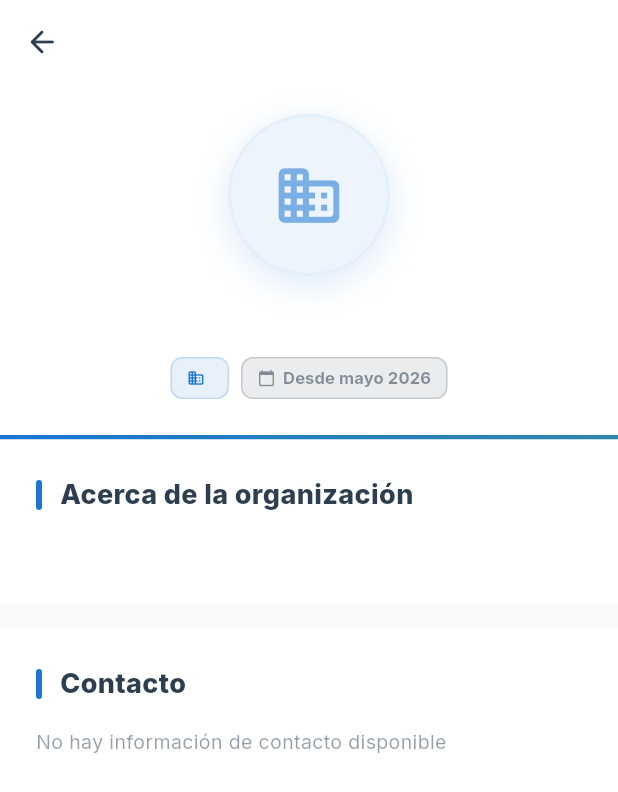
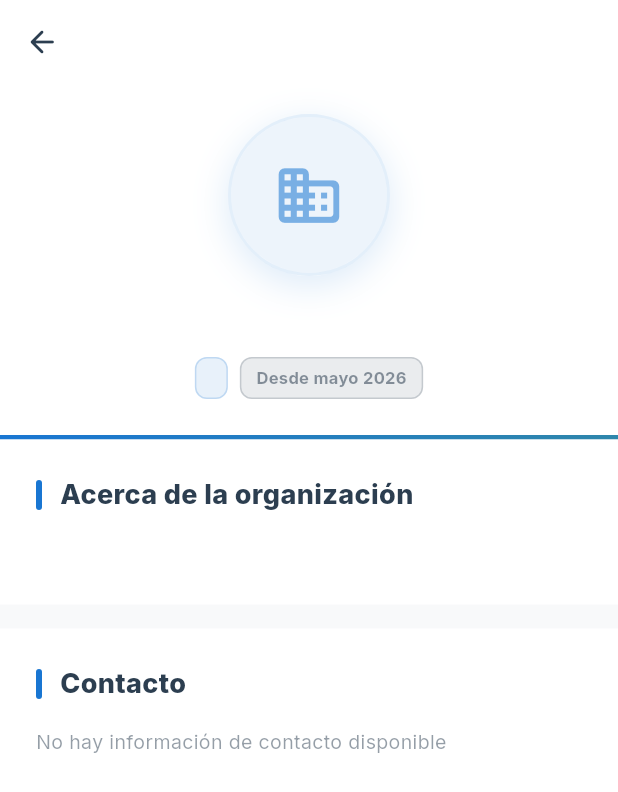
Before and after one commit to mequito3/ManosSolidarias-2.0, a Flutter app: the OrganizationDetailPage screen opened directly with empty values, on a phone screen of 412 x 824 dp. Shown: the top 792 px of the screen. Run offline on Flutter 3.47's test engine with Material 3 defaults, Android fonts, the phone set to English and light mode, and no system bars; our stand-ins replace flutter_animate, flutter_dotenv, flutter_map, geocoding, geolocator, google_fonts and 7 more; missing offline and left inert: saver_gallery; accounts and stored records are empty; network calls fail.

Commit message:
Organizaciones: quitados todos los iconos decorativos
Remueve iconos en card, hero, headers de seccion, chips, banner de
notificacion, dirreccion, boton maps, contact items y campana tile.
Reemplazos donde la layout colapsaba:
- Icono verified -> chip texto "Verificada" (verde tinted)
- Icono domain en pill -> solo el texto del tipo
- Icono location_on en card direccion -> label "DIRECCION" arriba
- Iconos phone/email/web en contact items -> CTA solido sin flecha

Conserva iconos funcionales (no decorativos):
- Logo fallback (Icons.business_rounded) cuando no hay imagen
- Back arrow del AppBar (navegacion)
- Image error placeholder en galeria
- Campaign thumbnail fallback

Co-Authored-By: Claude Opus 4.7 (1M context) <noreply@anthropic.com>

```diff
--- a/lib/pages/organization_detail_page.dart
+++ b/lib/pages/organization_detail_page.dart
@@ -104,12 +104,6 @@ class OrganizationDetailPage extends StatelessWidget {
                     ),
                     child: Row(
                       children: [
-                        Icon(
-                          Icons.business_rounded,
-                          color: AppColors.bluePrimary,
-                          size: 28,
-                        ),
-                        const SizedBox(width: 12),
                         Expanded(
                           child: Column(
                             crossAxisAlignment: CrossAxisAlignment.start,
@@ -146,13 +140,8 @@ class OrganizationDetailPage extends StatelessWidget {
                   // Logo grande con borde sutil + shadow
                   _buildLogo(),
                   const SizedBox(height: 16),
-                  // Nombre + verified inline
-                  Row(
-                    mainAxisAlignment: MainAxisAlignment.center,
-                    crossAxisAlignment: CrossAxisAlignment.center,
-                    children: [
-                      Flexible(
-                        child: Text(
+                  // Nombre (sin icono verified inline)
+                  Text(
                     organization.name,
                     textAlign: TextAlign.center,
                     style: const TextStyle(
@@ -163,19 +152,8 @@ class OrganizationDetailPage extends StatelessWidget {
                       letterSpacing: -0.3,
                     ),
                   ),
-                      ),
-                      if (organization.isVerified) ...[
-                        const SizedBox(width: 6),
-                        const Icon(
-                          Icons.verified_rounded,
-                          color: AppColors.bluePrimary,
-                          size: 22,
-                        ),
-                      ],
-                    ],
-                  ),
                   const SizedBox(height: 12),
-                  // Badges (tipo + miembro desde) — sutiles, tinte azul
+                  // Chips solo texto (tipo, verificada, miembro desde)
                   Wrap(
                     alignment: WrapAlignment.center,
                     spacing: 8,
@@ -183,13 +161,16 @@ class OrganizationDetailPage extends StatelessWidget {
                     children: [
                       if (organization.type != null)
                         _HeaderChip(
-                          icon: Icons.domain_rounded,
                           label: organization.type!,
                           color: AppColors.bluePrimary,
                         ),
+                      if (organization.isVerified)
+                        _HeaderChip(
+                          label: 'Verificada',
+                          color: AppColors.greenSuccess,
+                        ),
                       if (memberSince != null)
                         _HeaderChip(
-                          icon: Icons.calendar_today_rounded,
                           label: memberSince,
                           color: AppColors.darkText.withValues(alpha: 0.55),
                         ),
@@ -409,36 +390,19 @@ class OrganizationDetailPage extends StatelessWidget {
                         ),
                       ),
                       padding: const EdgeInsets.all(16),
-                      child: Row(
-                        children: [
-                          Container(
-                            width: 48,
-                            height: 48,
-                            decoration: BoxDecoration(
-                              color: AppColors.orangeAction.withValues(alpha: 0.15),
-                              shape: BoxShape.circle,
-                            ),
-                            child: const Icon(
-                              Icons.location_on_rounded,
-                              color: AppColors.orangeAction,
-                              size: 26,
-                            ),
-                          ),
-                          const SizedBox(width: 14),
-                          Expanded(
                       child: Column(
                         crossAxisAlignment: CrossAxisAlignment.start,
                         children: [
                           const Text(
-                                  'Dirección',
+                            'DIRECCIÓN',
                             style: TextStyle(
                               color: AppColors.orangeAction,
                               fontSize: 11,
-                                    fontWeight: FontWeight.w700,
-                                    letterSpacing: 0.4,
+                              fontWeight: FontWeight.w800,
+                              letterSpacing: 0.6,
                             ),
                           ),
-                                const SizedBox(height: 4),
+                          const SizedBox(height: 6),
                           Text(
                             organization.address!,
                             style: TextStyle(
@@ -451,16 +415,13 @@ class OrganizationDetailPage extends StatelessWidget {
                         ],
                       ),
                     ),
-                        ],
-                      ),
-                    ),
 
                     const SizedBox(height: 12),
 
-                    // Botón para abrir en Google Maps (CTA solido)
+                    // Botón para abrir en Google Maps (CTA solido sin icono)
                     SizedBox(
                       width: double.infinity,
-                      child: ElevatedButton.icon(
+                      child: ElevatedButton(
                         onPressed: () async {
                           final encoded =
                               Uri.encodeComponent(organization.address!);
@@ -470,15 +431,6 @@ class OrganizationDetailPage extends StatelessWidget {
                           await launchUrl(uri,
                               mode: LaunchMode.externalApplication);
                         },
-                        icon: const Icon(Icons.map_rounded, size: 18),
-                        label: const Text(
-                          'Abrir en Google Maps',
-                          style: TextStyle(
-                            fontSize: 14,
-                            fontWeight: FontWeight.w800,
-                            letterSpacing: 0.2,
-                          ),
-                        ),
                         style: ElevatedButton.styleFrom(
                           backgroundColor: AppColors.orangeAction,
                           foregroundColor: Colors.white,
@@ -488,6 +440,14 @@ class OrganizationDetailPage extends StatelessWidget {
                               AppColors.orangeAction.withValues(alpha: 0.30),
                           shape: RoundedRectangleBorder(
                             borderRadius: BorderRadius.circular(12),
+                          ),
+                        ),
+                        child: const Text(
+                          'Abrir en Google Maps',
+                          style: TextStyle(
+                            fontSize: 14,
+                            fontWeight: FontWeight.w800,
+                            letterSpacing: 0.2,
                           ),
                         ),
                       ),
@@ -536,8 +496,7 @@ class OrganizationDetailPage extends StatelessWidget {
                     // Teléfono
                     if (organization.phone != null && organization.phone!.isNotEmpty)
                       _ContactItem(
-                        icon: Icons.phone_rounded,
-                        iconColor: AppColors.greenSuccess,
+                        accentColor: AppColors.greenSuccess,
                         label: 'Teléfono',
                         value: organization.phone!,
                         actionLabel: 'Llamar',
@@ -551,8 +510,7 @@ class OrganizationDetailPage extends StatelessWidget {
                     // Email
                     if (organization.email != null && organization.email!.isNotEmpty)
                       _ContactItem(
-                        icon: Icons.email_rounded,
-                        iconColor: AppColors.bluePrimary,
+                        accentColor: AppColors.bluePrimary,
                         label: 'Correo',
                         value: organization.email!,
                         actionLabel: 'Escribir',
@@ -567,8 +525,7 @@ class OrganizationDetailPage extends StatelessWidget {
                     // Website
                     if (organization.website != null && organization.website!.isNotEmpty)
                       _ContactItem(
-                        icon: Icons.language_rounded,
-                        iconColor: AppColors.orangeAction,
+                        accentColor: AppColors.orangeAction,
                         label: 'Sitio web',
                         value: organization.website!,
                         actionLabel: 'Visitar',
@@ -644,12 +601,10 @@ class OrganizationDetailPage extends StatelessWidget {
 
 class _HeaderChip extends StatelessWidget {
   const _HeaderChip({
-    required this.icon,
     required this.label,
     required this.color,
   });
 
-  final IconData icon;
   final String label;
   final Color color;
 
@@ -662,38 +617,29 @@ class _HeaderChip extends StatelessWidget {
         borderRadius: BorderRadius.circular(8),
         border: Border.all(color: color.withValues(alpha: 0.20)),
       ),
-      child: Row(
-        mainAxisSize: MainAxisSize.min,
-        children: [
-          Icon(icon, size: 12, color: color),
-          const SizedBox(width: 5),
-          Text(
+      child: Text(
         label,
         style: TextStyle(
           color: color,
           fontSize: 11,
           fontWeight: FontWeight.w700,
-              letterSpacing: 0.1,
+          letterSpacing: 0.2,
         ),
-          ),
-        ],
       ),
     );
   }
 }
 
-// Widget simple para item de contacto
+// Item de contacto sin iconos: label + valor + CTA solido
 class _ContactItem extends StatelessWidget {
-  final IconData icon;
-  final Color iconColor;
+  final Color accentColor;
   final String label;
   final String value;
   final String actionLabel;
   final VoidCallback? onTap;
 
   const _ContactItem({
-    required this.icon,
-    required this.iconColor,
+    required this.accentColor,
     required this.label,
     required this.value,
     required this.actionLabel,
@@ -709,17 +655,17 @@ class _ContactItem extends StatelessWidget {
         onTap: onTap,
         borderRadius: BorderRadius.circular(14),
         child: Container(
-          padding: const EdgeInsets.all(14),
+          padding: const EdgeInsets.all(16),
           decoration: BoxDecoration(
             color: Colors.white,
             border: Border.all(
-              color: iconColor.withValues(alpha: 0.20),
+              color: accentColor.withValues(alpha: 0.20),
               width: 1.2,
             ),
             borderRadius: BorderRadius.circular(14),
             boxShadow: [
               BoxShadow(
-                color: iconColor.withValues(alpha: 0.08),
+                color: accentColor.withValues(alpha: 0.08),
                 blurRadius: 10,
                 offset: const Offset(0, 3),
               ),
@@ -727,21 +673,6 @@ class _ContactItem extends StatelessWidget {
           ),
           child: Row(
             children: [
-              // Badge de icono grande
-              Container(
-                width: 48,
-                height: 48,
-                decoration: BoxDecoration(
-                  color: iconColor.withValues(alpha: 0.12),
-                  borderRadius: BorderRadius.circular(12),
-                ),
-                child: Icon(
-                  icon,
-                  color: iconColor,
-                  size: 24,
-                ),
-              ),
-              const SizedBox(width: 14),
               // Info
               Expanded(
                 child: Column(
@@ -750,7 +681,7 @@ class _ContactItem extends StatelessWidget {
                     Text(
                       label.toUpperCase(),
                       style: TextStyle(
-                        color: iconColor,
+                        color: accentColor,
                         fontSize: 10.5,
                         fontWeight: FontWeight.w800,
                         letterSpacing: 0.6,
@@ -771,41 +702,30 @@ class _ContactItem extends StatelessWidget {
                   ],
                 ),
               ),
-              const SizedBox(width: 10),
-              // CTA grande
+              const SizedBox(width: 12),
+              // CTA solido (sin icono ni flecha)
               Container(
                 padding: const EdgeInsets.symmetric(
-                    horizontal: 14, vertical: 10),
+                    horizontal: 16, vertical: 11),
                 decoration: BoxDecoration(
-                  color: iconColor,
+                  color: accentColor,
                   borderRadius: BorderRadius.circular(10),
                   boxShadow: [
                     BoxShadow(
-                      color: iconColor.withValues(alpha: 0.30),
+                      color: accentColor.withValues(alpha: 0.30),
                       blurRadius: 8,
                       offset: const Offset(0, 3),
                     ),
                   ],
                 ),
-                child: Row(
-                  mainAxisSize: MainAxisSize.min,
-                  children: [
-                    Text(
+                child: Text(
                   actionLabel,
                   style: const TextStyle(
                     color: Colors.white,
-                        fontSize: 12.5,
+                    fontSize: 13,
                     fontWeight: FontWeight.w800,
-                        letterSpacing: 0.2,
+                    letterSpacing: 0.3,
                   ),
-                    ),
-                    const SizedBox(width: 5),
-                    const Icon(
-                      Icons.arrow_forward_rounded,
-                      color: Colors.white,
-                      size: 14,
-                    ),
-                  ],
                 ),
               ),
             ],
@@ -1024,15 +944,9 @@ class _OrgCampaignTile extends StatelessWidget {
                         fontWeight: FontWeight.w700,
                       ),
                     ),
-                    const SizedBox(width: 10),
-                    Icon(
-                      Icons.people_rounded,
-                      size: 12,
-                      color: AppColors.darkText.withValues(alpha: 0.5),
-                    ),
-                    const SizedBox(width: 3),
+                    const SizedBox(width: 12),
                     Text(
-                      '${campaign.donorCount}',
+                      '${campaign.donorCount} donadores',
                       style: TextStyle(
                         color: AppColors.darkText.withValues(alpha: 0.55),
                         fontSize: 11,
```
Also changed, not shown: lib/ui/home/menu_inferior/organization_tab_view.dart (+33 -56 lines), lib/ui/home/widgets/organization_card.dart (+26 -36 lines). Lines whose indentation alone changed are shown as unchanged.
